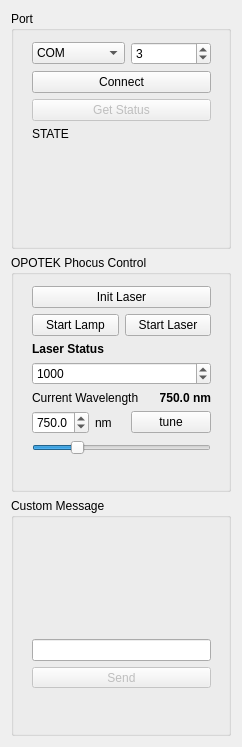
MITK/MITK, file Plugins/org.mitk.gui.qt.lasercontrol/src/internal/QmitkLaserControlControls.ui: the form before one commit.
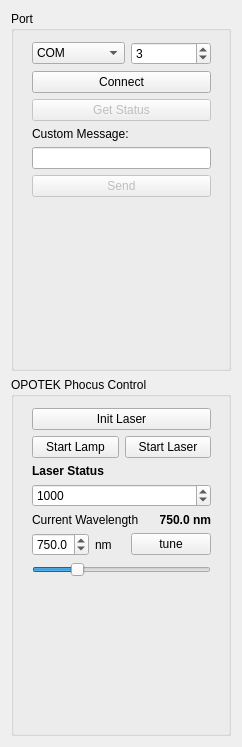
The form after the commit.

Patch:
```diff
--- a/Plugins/org.mitk.gui.qt.lasercontrol/src/internal/QmitkLaserControlControls.ui
+++ b/Plugins/org.mitk.gui.qt.lasercontrol/src/internal/QmitkLaserControlControls.ui
@@ -33,7 +33,7 @@
           <x>10</x>
           <y>20</y>
           <width>201</width>
-          <height>211</height>
+          <height>331</height>
          </rect>
         </property>
         <layout class="QVBoxLayout" name="verticalLayout_3">
@@ -93,10 +93,27 @@
          <item>
           <widget class="QLabel" name="labelState">
            <property name="text">
-            <string>STATE</string>
+            <string>Custom Message:</string>
            </property>
           </widget>
          </item>
+         <item>
+          <layout class="QVBoxLayout" name="verticalLayout_2">
+           <item>
+            <widget class="QLineEdit" name="lineMessage"/>
+           </item>
+           <item>
+            <widget class="QPushButton" name="buttonSendCustomMessage">
+             <property name="enabled">
+              <bool>false</bool>
+             </property>
+             <property name="text">
+              <string>Send</string>
+             </property>
+            </widget>
+           </item>
+          </layout>
+         </item>
          <item>
           <spacer name="verticalSpacer">
            <property name="orientation">
@@ -125,7 +142,7 @@
           <x>10</x>
           <y>20</y>
           <width>201</width>
-          <height>211</height>
+          <height>331</height>
          </rect>
         </property>
         <layout class="QVBoxLayout" name="verticalLayout_5">
@@ -293,38 +310,6 @@
        </widget>
       </widget>
      </item>
-     <item>
-      <widget class="QGroupBox" name="groupBox">
-       <property name="title">
-        <string>Custom Message</string>
-       </property>
-       <widget class="QWidget" name="verticalLayoutWidget">
-        <property name="geometry">
-         <rect>
-          <x>10</x>
-          <y>130</y>
-          <width>201</width>
-          <height>71</height>
-         </rect>
-        </property>
-        <layout class="QVBoxLayout" name="verticalLayout_2">
-         <item>
-          <widget class="QLineEdit" name="lineMessage"/>
-         </item>
-         <item>
-          <widget class="QPushButton" name="buttonSendCustomMessage">
-           <property name="enabled">
-            <bool>false</bool>
-           </property>
-           <property name="text">
-            <string>Send</string>
-           </property>
-          </widget>
-         </item>
-        </layout>
-       </widget>
-      </widget>
-     </item>
     </layout>
    </item>
   </layout>
```
